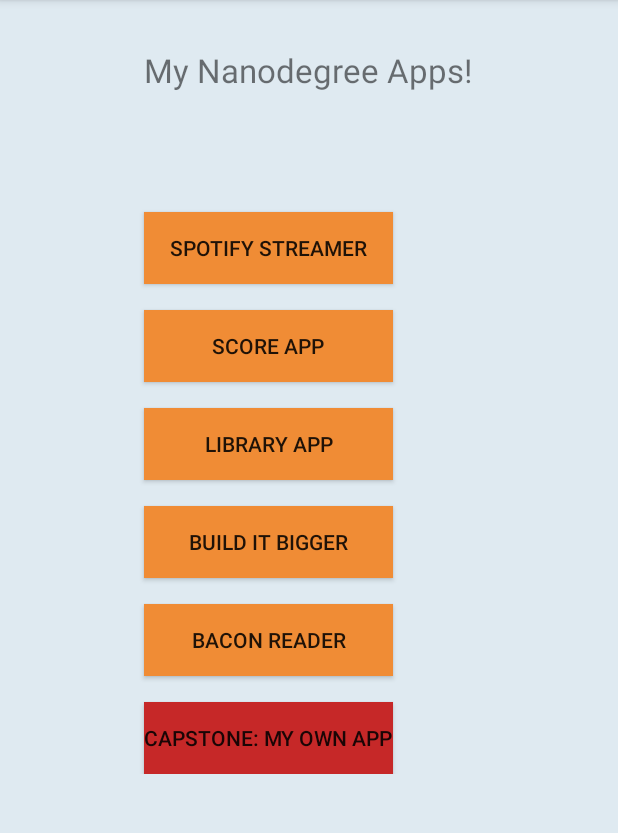
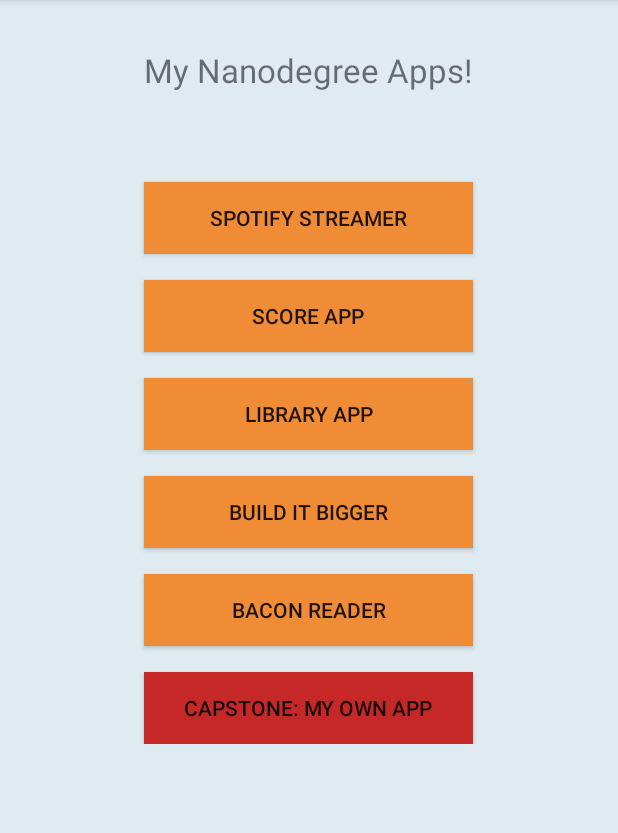
Before and after one commit to joaopfsilva/Nanodegree_PortfolioApp, an Android app: the screen it shows after launch (MainActivity), on a phone screen of 412 x 824 dp, the part 84-917 px from its top. Run offline under Robolectric (Android 15) with nearby library versions, the phone set to English and light mode, and no system bars.

Commit message:
Added scrollview

```diff
--- a/app/src/main/java/com/example/joaopfsilva/portfolioapp/MainActivity.java
+++ b/app/src/main/java/com/example/joaopfsilva/portfolioapp/MainActivity.java
@@ -102,19 +102,7 @@ public class MainActivity extends AppCompatActivity implements  View.OnClickList
         return true;
     }
 
-    public void ToastSpotify(View view) {
-        // Do something in response to button click
-        Context context = getApplicationContext();
-        String text = "This button will launch my Spotify Streamer!";
-        int duration = Toast.LENGTH_SHORT;
-        //Toast.makeText(context, text, duration).show();
-
-        Toast toast = Toast.makeText(context, text, duration);
-        toast.setGravity(Gravity.BOTTOM,0, 0);
-        toast.show();
-    }
-
-    @Override
+      @Override
     public boolean onOptionsItemSelected(MenuItem item) {
         // Handle action bar item clicks here. The action bar will
         // automatically handle clicks on the Home/Up button, so long
--- a/app/src/main/res/layout/content_main.xml
+++ b/app/src/main/res/layout/content_main.xml
@@ -40,14 +40,13 @@
         android:layout_height="wrap_content"
         android:text="SPOTIFY STREAMER"
         android:id="@+id/buttonSpotify"
-        android:layout_marginTop="80dp"
+        android:layout_marginTop="60dp"
         android:layout_below="@+id/textView"
         android:layout_alignLeft="@+id/textView"
         android:layout_alignStart="@+id/textView"
-        android:layout_alignRight="@+id/buttonCapstone"
-        android:layout_alignEnd="@+id/buttonCapstone"
         android:background="#F08C35"
-        android:onClick="ToastSpotify" />
+        android:layout_alignRight="@+id/textView"
+        android:layout_alignEnd="@+id/textView" />
 
     <Button
         android:layout_width="wrap_content"
@@ -58,9 +57,9 @@
         android:layout_marginTop="17dp"
         android:layout_alignLeft="@+id/buttonSpotify"
         android:layout_alignStart="@+id/buttonSpotify"
-        android:layout_alignRight="@+id/buttonCapstone"
-        android:layout_alignEnd="@+id/buttonCapstone"
-        android:background="#F08C35" />
+        android:background="#F08C35"
+        android:layout_alignRight="@+id/buttonSpotify"
+        android:layout_alignEnd="@+id/buttonSpotify" />
 
     <Button
         android:layout_width="wrap_content"
@@ -71,9 +70,9 @@
         android:layout_marginTop="17dp"
         android:layout_alignLeft="@+id/buttonScore"
         android:layout_alignStart="@+id/buttonScore"
-        android:layout_alignRight="@+id/buttonCapstone"
-        android:layout_alignEnd="@+id/buttonCapstone"
-        android:background="#F08C35" />
+        android:background="#F08C35"
+        android:layout_alignRight="@+id/buttonScore"
+        android:layout_alignEnd="@+id/buttonScore" />
 
     <Button
         android:layout_width="wrap_content"
@@ -84,9 +83,9 @@
         android:layout_below="@+id/buttonLibrary"
         android:layout_alignLeft="@+id/buttonLibrary"
         android:layout_alignStart="@+id/buttonLibrary"
-        android:layout_alignRight="@+id/buttonCapstone"
-        android:layout_alignEnd="@+id/buttonCapstone"
-        android:background="#F08C35" />
+        android:background="#F08C35"
+        android:layout_alignRight="@+id/buttonLibrary"
+        android:layout_alignEnd="@+id/buttonLibrary" />
 
     <Button
         android:layout_width="wrap_content"
@@ -97,9 +96,9 @@
         android:layout_below="@+id/buttonBigger"
         android:layout_alignLeft="@+id/buttonBigger"
         android:layout_alignStart="@+id/buttonBigger"
-        android:layout_alignRight="@+id/buttonCapstone"
-        android:layout_alignEnd="@+id/buttonCapstone"
-        android:background="#F08C35"  />
+        android:background="#F08C35"
+        android:layout_alignRight="@+id/buttonBigger"
+        android:layout_alignEnd="@+id/buttonBigger" />
 
     <Button
         android:layout_width="wrap_content"
@@ -110,7 +109,9 @@
         android:layout_below="@+id/buttonBacon"
         android:layout_alignLeft="@+id/textView"
         android:layout_alignStart="@+id/textView"
-        android:background="#C62828"/>
+        android:background="#C62828"
+        android:layout_alignRight="@+id/buttonBacon"
+        android:layout_alignEnd="@+id/buttonBacon" />
         </RelativeLayout>
     </ScrollView>
 </RelativeLayout>
```
